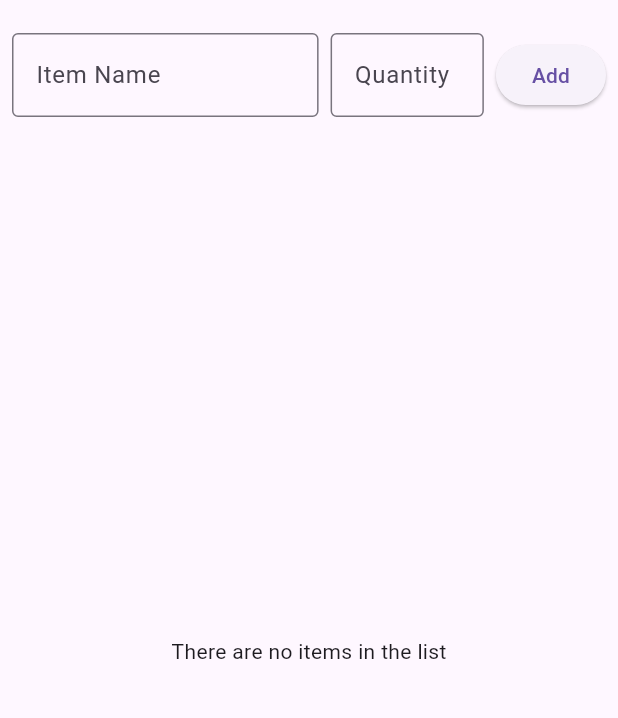
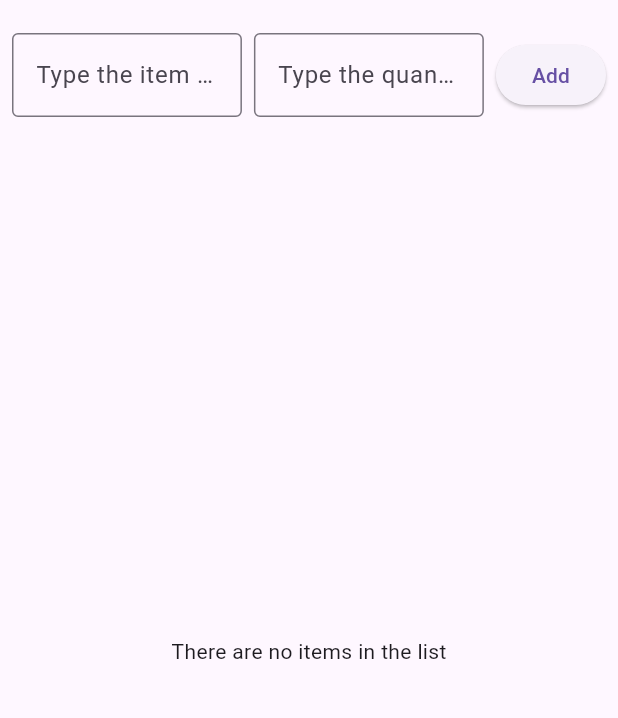
Before and after one commit to Yimi-Ding/my_cst2335_labs, a Flutter app: the screen it shows after launch, on a phone screen of 412 x 824 dp, the part 63-781 px from its top. Run offline on Flutter 3.47's test engine with Material 3 defaults, Android fonts, the phone set to English and light mode, and no system bars.

```diff
--- a/lib/main.dart
+++ b/lib/main.dart
@@ -11,9 +11,6 @@ class MyApp extends StatelessWidget {
   Widget build(BuildContext context) {
     return MaterialApp(
       title: 'Shopping List',
-      theme: ThemeData(
-        primarySwatch: Colors.blue,
-      ),
       home: const MyHomePage(),
     );
   }
@@ -41,7 +38,6 @@ class _MyHomePageState extends State<MyHomePage> {
   Widget ListPage() {
     return Column(
       children: [
-        // Input row with text fields and add button
         Padding(
           padding: const EdgeInsets.all(8.0),
           child: Row(
@@ -51,17 +47,18 @@ class _MyHomePageState extends State<MyHomePage> {
                 child: TextField(
                   controller: _itemController,
                   decoration: const InputDecoration(
-                    labelText: 'Item Name',
+                    hintText: 'Type the item here',
                     border: OutlineInputBorder(),
                   ),
                 ),
               ),
               const SizedBox(width: 8),
               Expanded(
+                flex: 2,
                 child: TextField(
                   controller: _quantityController,
                   decoration: const InputDecoration(
-                    labelText: 'Quantity',
+                    hintText: 'Type the quantity here',
                     border: OutlineInputBorder(),
                   ),
                   keyboardType: TextInputType.number,
@@ -87,7 +84,6 @@ class _MyHomePageState extends State<MyHomePage> {
             ],
           ),
         ),
-        // List view of items
         Expanded(
           child: items.isEmpty
               ? const Center(
@@ -125,16 +121,11 @@ class _MyHomePageState extends State<MyHomePage> {
                     },
                   );
                 },
-                child: Card(
-                  child: Padding(
-                    padding: const EdgeInsets.all(8.0),
-                    child: Row(
-                      mainAxisAlignment: MainAxisAlignment.spaceBetween,
-                      children: [
-                        Text('${index + 1}. ${items[index].name}'),
-                        Text('Quantity: ${items[index].quantity}'),
-                      ],
-                    ),
+                child: Padding(
+                  padding: const EdgeInsets.symmetric(horizontal: 16.0, vertical: 8.0),
+                  child: Text(
+                    '${index + 1}: ${items[index].name} quantity: ${items[index].quantity}',
+                    style: const TextStyle(fontSize: 16),
                   ),
                 ),
               );
```
